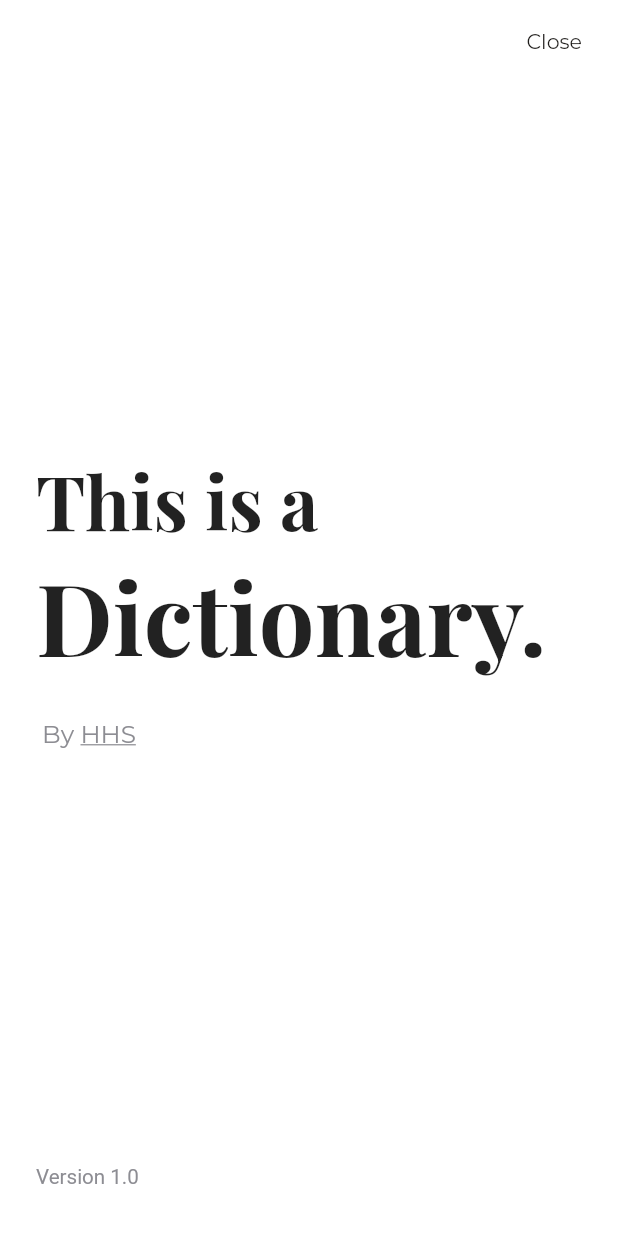
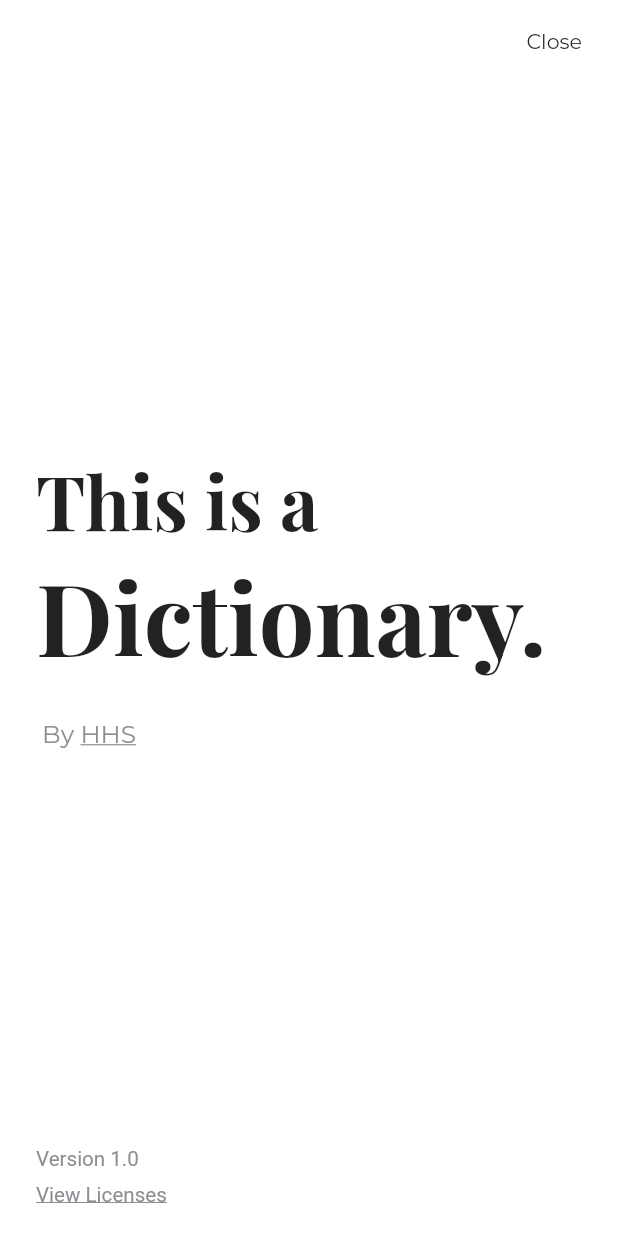
Before and after one commit to hariharsudan-hhs/clean-dictionary, a Flutter app: the AboutPage screen opened directly, on a phone screen of 412 x 824 dp. Run offline on Flutter 3.47's test engine with Material 2 defaults, Android fonts, the light colour scheme and no system bars; drawn by our look-alikes of delayed_display; our stand-ins replace animated_text_kit, dio, google_fonts, just_audio, sizer.

Commit message:
Added License Info

```diff
--- a/lib/constants/app_constants.dart
+++ b/lib/constants/app_constants.dart
@@ -17,6 +17,7 @@ class AppConstants {
   static const String aboutPage_MainText_2 = "Dictionary.";
   static const String aboutPage_by = "By";
   static const String aboutPage_hhs = "HHS";
+  static const String aboutPage_viewLicenses = "View Licenses";
 
   //search page constants
   static const String searchPage_MainHeading = "Dictionary.";
--- a/lib/screens/AboutPage.dart
+++ b/lib/screens/AboutPage.dart
@@ -87,7 +87,11 @@ class AboutPage extends StatelessWidget {
                 ),
                 Container(
                   height: 80.0,
-                  child: Align(
+                  child: Column(
+                    mainAxisAlignment: MainAxisAlignment.center,
+                    crossAxisAlignment: CrossAxisAlignment.start,
+                    children: [
+                      Align(
                         alignment: Alignment.centerLeft,
                         child: Text(
                           AppConstants.appVersion,
@@ -98,6 +102,30 @@ class AboutPage extends StatelessWidget {
                           ),
                         ),
                       ),
+                      SizedBox(height: 8.0),
+                      Align(
+                        alignment: Alignment.centerLeft,
+                        child: GestureDetector(
+                          onTap: () {
+                            showLicensePage(
+                                context: context,
+                                // applicationIcon: Image.asset(name)
+                                applicationName: "Clean Dictionary",
+                                applicationVersion: "1.0");
+                          },
+                          child: Text(
+                            AppConstants.aboutPage_viewLicenses,
+                            style: TextStyle(
+                              fontSize: 10.sp,
+                              fontWeight: FontWeight.normal,
+                              color: AppColors.appGrey,
+                              decoration: TextDecoration.underline,
+                            ),
+                          ),
+                        ),
+                      ),
+                    ],
+                  ),
                 )
               ],
             ),
```
Lines whose indentation alone changed are shown as unchanged.
